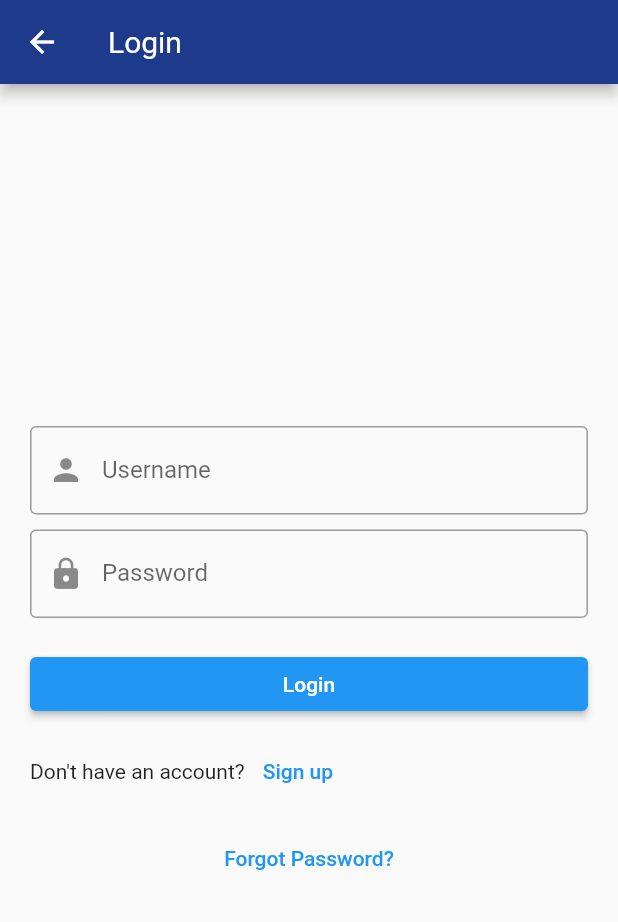
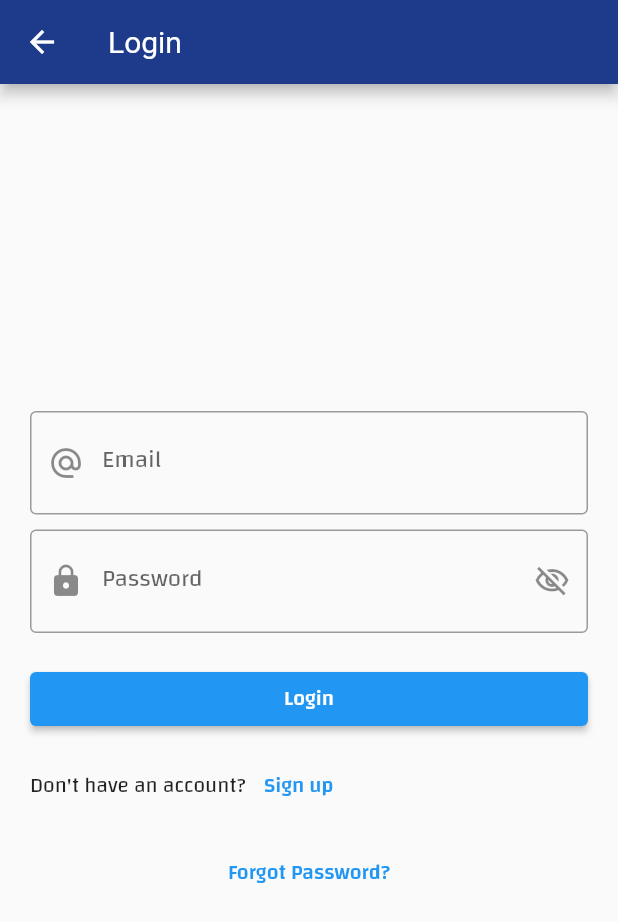
Before and after one commit to Baqaisooo/mini_store, a Flutter app: the screen it shows after launch, after a tap on the "login" icon, on a phone screen of 412 x 824 dp. Shown: the top 922 px of the screen. Run offline on Flutter 3.47's test engine with Material 2 defaults, Android fonts, the phone set to English and light mode, and no system bars; our stand-ins replace bloc, conditional_builder_null_safety, dio, flutter_bloc, fluttertoast, shared_preferences.

Commit message:
finish login

```diff
--- a/lib/business_logic/home_layout_cubit/home_layout_cubit.dart
+++ b/lib/business_logic/home_layout_cubit/home_layout_cubit.dart
@@ -1,4 +1,5 @@
 import 'package:bloc/bloc.dart';
+import 'package:flutter_bloc/flutter_bloc.dart';
 import 'package:mini_store/presentation/modules/categories_screen.dart';
 import 'package:mini_store/presentation/modules/favorite_screen.dart';
 import 'package:mini_store/presentation/modules/home_screen.dart';
@@ -8,6 +9,9 @@ import 'package:mini_store/presentation/modules/settings_screen.dart';
 
 class HomeLayoutCubit extends Cubit<int> {
   HomeLayoutCubit() : super(0);
+
+  static HomeLayoutCubit get(context) => BlocProvider.of<HomeLayoutCubit>(context);
+
 
   static const bottomNavBarScreens = [
     HomeScreen(),
--- /dev/null
+++ b/lib/business_logic/login_cubit/login_cubit.dart
@@ -0,0 +1,68 @@
+import 'package:bloc/bloc.dart';
+import 'package:flutter/material.dart';
+import 'package:flutter_bloc/flutter_bloc.dart';
+import 'package:meta/meta.dart';
+import 'package:mini_store/data/models/user_model.dart';
+import 'package:mini_store/shared/global_value.dart';
+
+import '../../data/repositories/authentication_repository.dart';
+
+part 'login_state.dart';
+
+class LoginCubit extends Cubit<LoginState> {
+  AuthRepository authRepository;
+
+  LoginCubit(this.authRepository) : super(LoginInitial());
+
+  static LoginCubit get(context) => BlocProvider.of<LoginCubit>(context);
+
+  //============================================
+
+  bool isHiddenPassword = true;
+
+  void changePasswordVisibility() {
+    isHiddenPassword = !isHiddenPassword;
+    emit(changePasswordVisibilityState());
+  }
+
+  bool loginLoading = false;
+
+  void login(String email, String password) {
+    loginLoading = !loginLoading;
+    emit(LoginingState());
+
+    authRepository.checkLogin(email, password).then((user) {
+      loginLoading = !loginLoading;
+
+      if (user.status && (user.data != null)) {
+        LOGIN_TOKEN = user.data!.token;
+        emit(LoggedInState());
+      } else {
+        emit(LoginErrorState(user.message));
+      }
+    }).catchError((onError) {
+      print("LOCAL ERROR :: $onError");
+    });
+  }
+
+
+  bool logoutLoading = false;
+
+  void logout() {
+    logoutLoading = !logoutLoading;
+    emit(LoggingOut());
+    authRepository.logout().then((logoutModel) {
+      LOGIN_TOKEN = "";
+      logoutLoading = !logoutLoading;
+      if(!logoutModel!.status) {
+        emit(LogoutErrorState(logoutModel.message));
+      } else {
+        emit(LoggedOut());
+      }
+
+    }).catchError((onError) {
+      emit(LogoutErrorState(onError));
+        print("LOCAL ERROR :: $onError");
+    });
+  }
+}
--- /dev/null
+++ b/lib/business_logic/login_cubit/login_state.dart
@@ -0,0 +1,29 @@
+part of 'login_cubit.dart';
+
+@immutable
+abstract class LoginState {}
+
+class LoginInitial extends LoginState {}
+
+class changePasswordVisibilityState extends LoginState{}
+
+class LoginingState extends LoginState{}
+
+class LoggedInState extends LoginState{}
+
+class LoginErrorState extends LoginState{
+  String message;
+  LoginErrorState(this.message);
+}
+
+
+class LoggingOut extends LoginState{}
+
+
+class LoggedOut extends LoginState{}
+
+
+class LogoutErrorState extends LoginState{
+  String message;
+  LogoutErrorState(this.message);
+}
--- /dev/null
+++ b/lib/data/api_services/end_points.dart
@@ -0,0 +1,7 @@
+
+
+const BASE_URL = "https://student.valuxapps.com/api/";
+
+const LOGIN = "login";
+
+const LOGOUT = "logout";
--- /dev/null
+++ b/lib/data/models/logout_model.dart
@@ -0,0 +1,12 @@
+
+
+class LogoutModel{
+  late bool status;
+  late String message;
+
+  LogoutModel.fromJson(Map<String, dynamic> json){
+    status = json["status"];
+    message = json["message"];
+  }
+
+}
--- a/lib/main.dart
+++ b/lib/main.dart
@@ -1,16 +1,21 @@
 import 'package:flutter/material.dart';
 import 'package:flutter_bloc/flutter_bloc.dart';
+import 'package:mini_store/business_logic/home_layout_cubit/home_layout_cubit.dart';
+import 'package:mini_store/business_logic/login_cubit/login_cubit.dart';
+import 'package:mini_store/data/api_services/dio_helper.dart';
+import 'package:mini_store/data/repositories/authentication_repository.dart';
 import 'package:mini_store/data/shared_preferences/cache_helper.dart';
 import 'package:mini_store/presentation/layouts/home_layout.dart';
 import 'package:mini_store/shared/bloc_observer.dart';
 import 'package:mini_store/shared/global_value.dart';
 
-import 'business_logic/home_layout_cubit/home_layout_cubit.dart';
 
-void main() async{
+void main() async {
   WidgetsFlutterBinding.ensureInitialized();
   Bloc.observer = MyBlocObserver();
-  LOGIN_TOKEN = await CacheHelper.getData(CacheHelperKeys.token)?? "";
+  LOGIN_TOKEN = await CacheHelper.getData(CacheHelperKeys.token) ?? "";
+  DioHelper.dioHelper = DioHelper();
+
   runApp(const MyApp());
 }
 
@@ -24,9 +29,13 @@ class MyApp extends StatelessWidget {
       title: 'Mini Store',
       debugShowCheckedModeBanner: false,
       theme: ThemeData(
-        primaryColor: const Color(0xFF003366), // The primary color of your app
-        colorScheme: ColorScheme.fromSwatch()
-            .copyWith(secondary: const Color(0xFFDAA520),), // The accent color used for buttons, selection, etc.
+        fontFamily: "Changa",
+        primaryColor: const Color(0xFF003366),
+        // The primary color of your app
+        colorScheme: ColorScheme.fromSwatch().copyWith(
+          secondary: const Color(0xFFDAA520),
+        ),
+        // The accent color used for buttons, selection, etc.
 
         textTheme: const TextTheme(
           displayLarge: TextStyle(fontSize: 24, fontWeight: FontWeight.bold),
@@ -40,7 +49,6 @@ class MyApp extends StatelessWidget {
           elevation: 4,
           iconTheme: IconThemeData(color: Colors.white),
           titleTextStyle: TextStyle(fontSize: 20, color: Colors.white),
-
         ),
 
         buttonTheme: const ButtonThemeData(
@@ -61,18 +69,20 @@ class MyApp extends StatelessWidget {
         ),
 
         bottomNavigationBarTheme: const BottomNavigationBarThemeData(
-          backgroundColor: Colors.white, // Background color of the bottom navigation bar
-          selectedItemColor: Color(0xFFEF6C00), // Selected item color
-          unselectedItemColor: Colors.black54, // Unselected item color
+          backgroundColor: Colors.white,
+          // Background color of the bottom navigation bar
+          selectedItemColor: Color(0xFFEF6C00),
+          // Selected item color
+          unselectedItemColor: Colors.black54,
+          // Unselected item color
           selectedLabelStyle: TextStyle(fontWeight: FontWeight.bold),
           unselectedLabelStyle: TextStyle(fontWeight: FontWeight.normal),
         ),
-
       ),
-      home: BlocProvider(
-  create: (context) => HomeLayoutCubit(),
-  child: HomeLayout(),
-),
+      home: BlocProvider<HomeLayoutCubit>(
+        create: (context) => HomeLayoutCubit(),
+        child: HomeLayout(),
+      ),
     );
   }
 }
--- a/lib/presentation/layouts/home_layout.dart
+++ b/lib/presentation/layouts/home_layout.dart
@@ -4,7 +4,7 @@ import 'package:mini_store/business_logic/home_layout_cubit/home_layout_cubit.da
 import 'package:mini_store/presentation/modules/login_screen.dart';
 import 'package:mini_store/shared/global_value.dart';
 
-import '../../shared/shared_functions.dart';
+import '../../shared/shared_functions/navigation.dart';
 
 class HomeLayout extends StatelessWidget {
   const HomeLayout({super.key});
@@ -13,11 +13,12 @@ class HomeLayout extends StatelessWidget {
   Widget build(BuildContext context) {
     return BlocConsumer<HomeLayoutCubit, int>(
       listener: (context, state) {
+        HomeLayoutCubit cubit = HomeLayoutCubit.get(context);
         // TODO: implement listener
       },
       builder: (context, state) {
+        HomeLayoutCubit cubit = HomeLayoutCubit.get(context);
         // state here represent the index
-        print(state);
         return Scaffold(
           appBar: AppBar(
             title: const Text("mini store"),
@@ -30,12 +31,9 @@ class HomeLayout extends StatelessWidget {
                 onPressed: () {},
                 icon: Icon(Icons.shopping_cart_outlined),
               ),
-              LOGIN_TOKEN.isEmpty?
-              signInButton(context):
-              IconButton(
-                onPressed: () {},
-                icon: Icon(Icons.login),
-              ),
+              LOGIN_TOKEN.isEmpty ?
+              signInButton(context) :
+              signoutButton(context)
             ],
           ),
           body: HomeLayoutCubit.bottomNavBarScreens[state],
@@ -61,12 +59,21 @@ class HomeLayout extends StatelessWidget {
     );
   }
 
-  Widget signInButton(context){
+  Widget signInButton(BuildContext context) {
     return IconButton(
       onPressed: () {
-        navigateTo(context,LoginScreen());
+        navigateTo(context, LoginScreen());
       },
       icon: const Icon(Icons.login),
     );
   }
+
+  Widget signoutButton(BuildContext context) {
+    return IconButton(
+      onPressed: () {
+        navigateToWithReplace(context, HomeLayout());
+      },
+      icon: const Icon(Icons.logout),
+    );
+  }
 }
--- a/lib/presentation/modules/login_screen.dart
+++ b/lib/presentation/modules/login_screen.dart
@@ -1,22 +1,46 @@
+import 'package:conditional_builder_null_safety/conditional_builder_null_safety.dart';
+import 'package:flutter/material.dart';
+import 'package:flutter_bloc/flutter_bloc.dart';
+import 'package:mini_store/business_logic/login_cubit/login_cubit.dart';
+import 'package:mini_store/presentation/layouts/home_layout.dart';
+import 'package:mini_store/presentation/modules/register_screen.dart';
+import 'package:mini_store/shared/shared_functions/navigation.dart';
 
-import 'package:flutter/material.dart';
-import 'package:mini_store/presentation/modules/register_screen.dart';
-import 'package:mini_store/shared/shared_functions.dart';
+import '../../data/repositories/authentication_repository.dart';
+import '../../shared/shared_functions/snack_bar.dart';
 
 class LoginScreen extends StatelessWidget {
+  final GlobalKey<FormState> _formKey = GlobalKey<FormState>();
 
-  final GlobalKey<FormState> _formKey = GlobalKey<FormState>();
+  final TextEditingController _emailController = TextEditingController();
+  final TextEditingController _passwordController = TextEditingController();
 
   @override
   Widget build(BuildContext context) {
+    return BlocProvider<LoginCubit>(
+  create: (context) => LoginCubit(AuthRepository()),
+  child: BlocConsumer<LoginCubit, LoginState>(
+      listener: (context, state) {
+        if (state is LoginErrorState) {
+          customSnackBar(
+              context: context,
+              message: state.message,
+              durationInSec: 7,
+              label: "error");
+        }
+        if (state is LoggedInState) {
+          navigateToWithReplace(context, const HomeLayout());
+        }
+      },
+      builder: (context, state) {
         return Scaffold(
           appBar: AppBar(
-        title: Text('Login'),
+            title: const Text('Login'),
           ),
           body: Center(
             child: SingleChildScrollView(
               child: Container(
-            padding: EdgeInsets.all(20.0),
+                padding: const EdgeInsets.all(20.0),
                 child: Form(
                   key: _formKey,
                   child: Column(
@@ -24,24 +48,31 @@ class LoginScreen extends StatelessWidget {
                     crossAxisAlignment: CrossAxisAlignment.stretch,
                     children: [
                       TextFormField(
-                    decoration: InputDecoration(
-                      labelText: 'Username',
-                      prefixIcon: Icon(Icons.person),
+                        controller: _emailController,
+                        decoration: const InputDecoration(
+                          labelText: 'Email',
+                          prefixIcon: Icon(Icons.alternate_email),
                         ),
                         validator: (value) {
                           if (value == null || value.isEmpty) {
-                        return 'Please enter a username';
+                            return 'Please enter an Email';
                           }
                           return null;
                         },
                       ),
-                  SizedBox(height: 10.0),
+                      const SizedBox(height: 10.0),
                       TextFormField(
+                        controller: _passwordController,
                         decoration: InputDecoration(
                             labelText: 'Password',
-                      prefixIcon: Icon(Icons.lock),
-                    ),
-                    obscureText: true,
+                            prefixIcon: const Icon(Icons.lock),
+                            suffixIcon: IconButton(
+                              onPressed: () {
+                                LoginCubit.get(context).changePasswordVisibility();
+                              },
+                              icon: LoginCubit.get(context).isHiddenPassword? const Icon(Icons.visibility_off_outlined):const Icon(Icons.visibility_outlined),
+                            )),
+                        obscureText: LoginCubit.get(context).isHiddenPassword,
                         validator: (value) {
                           if (value == null || value.isEmpty) {
                             return 'Please enter a password';
@@ -49,26 +80,44 @@ class LoginScreen extends StatelessWidget {
                           return null;
                         },
                       ),
-                  SizedBox(height: 20.0),
+                      const SizedBox(height: 20.0),
                       ElevatedButton(
                         onPressed: () {
+                          FocusScope.of(context).unfocus();
                           if (_formKey.currentState!.validate()) {
-                        // Validated, proceed with login logic
+                            LoginCubit.get(context).login(
+                                _emailController.text,
+                                _passwordController.text);
                           }
                         },
-                    child: Text('Login'),
+                        child: ConditionalBuilder(
+                            condition: LoginCubit.get(context).loginLoading,
+                            builder: (context) => const Padding(
+                                  padding:
+                                      EdgeInsets.symmetric(vertical: 5),
+                                  child: CircularProgressIndicator(
+                                    color: Colors.white,
                                   ),
-                  SizedBox(height: 10.0),
-                  Row(children: [
-                    Text("Don\'t have an account? "),
-                    TextButton(onPressed: (){navigateTo(context, RegisterScreen());}, child: Text("Sign up"))
-                  ],),
-                  SizedBox(height: 10.0),
+                                ),
+                            fallback: (context) => const Text('Login')),
+                      ),
+                      const SizedBox(height: 10.0),
+                      Row(
+                        children: [
+                          const Text("Don\'t have an account? "),
+                          TextButton(
+                              onPressed: () {
+                                navigateTo(context, const RegisterScreen());
+                              },
+                              child: const Text("Sign up"))
+                        ],
+                      ),
+                      const SizedBox(height: 10.0),
                       TextButton(
                         onPressed: () {
                           // Implement forgot password logic
                         },
-                    child: Text('Forgot Password?'),
+                        child: const Text('Forgot Password?'),
                       ),
                     ],
                   ),
@@ -77,5 +126,8 @@ class LoginScreen extends StatelessWidget {
             ),
           ),
         );
+      },
+    ),
+);
   }
 }
--- a/lib/shared/global_value.dart
+++ b/lib/shared/global_value.dart
@@ -3,7 +3,7 @@
 String LOGIN_TOKEN = "";
 
 enum LanguageDisplay{ ar, en}
-Enum LANG = LanguageDisplay.ar;
+Enum LANG = LanguageDisplay.en;
 
 
 enum Theme_mode{ light, dark}
--- a/lib/shared/shared_functions.dart
+++ /dev/null
@@ -1,11 +0,0 @@
-
-import 'package:flutter/material.dart';
-
-import '../presentation/modules/login_screen.dart';
-
-void navigateTo(context, screen){
-  Navigator.push(
-    context,
-    MaterialPageRoute(builder: (context) => screen),
-  );
-}
--- a/pubspec.yaml
+++ b/pubspec.yaml
@@ -36,10 +36,12 @@ dependencies:
   # Use with the CupertinoIcons class for iOS style icons.
   cupertino_icons: ^1.0.2
 
+  dio: ^5.3.2
   bloc: ^8.1.2
   flutter_bloc: ^8.1.3
   shared_preferences: ^2.0.10
-
+  conditional_builder_null_safety: ^0.0.6
+  fluttertoast: ^8.2.2
 
 
 
```
Also changed, not shown: lib/data/api_services/dio_helper.dart (added, +71 -0 lines), lib/data/models/user_model.dart (added, +51 -0 lines), lib/data/repositories/authentication_repository.dart (added, +35 -0 lines), lib/shared/shared_functions/navigation.dart (added, +15 -0 lines), lib/shared/shared_functions/snack_bar.dart (added, +26 -0 lines), lib/shared/shared_functions/toast.dart (added, +24 -0 lines), pubspec.lock. Lines whose indentation alone changed are shown as unchanged.
